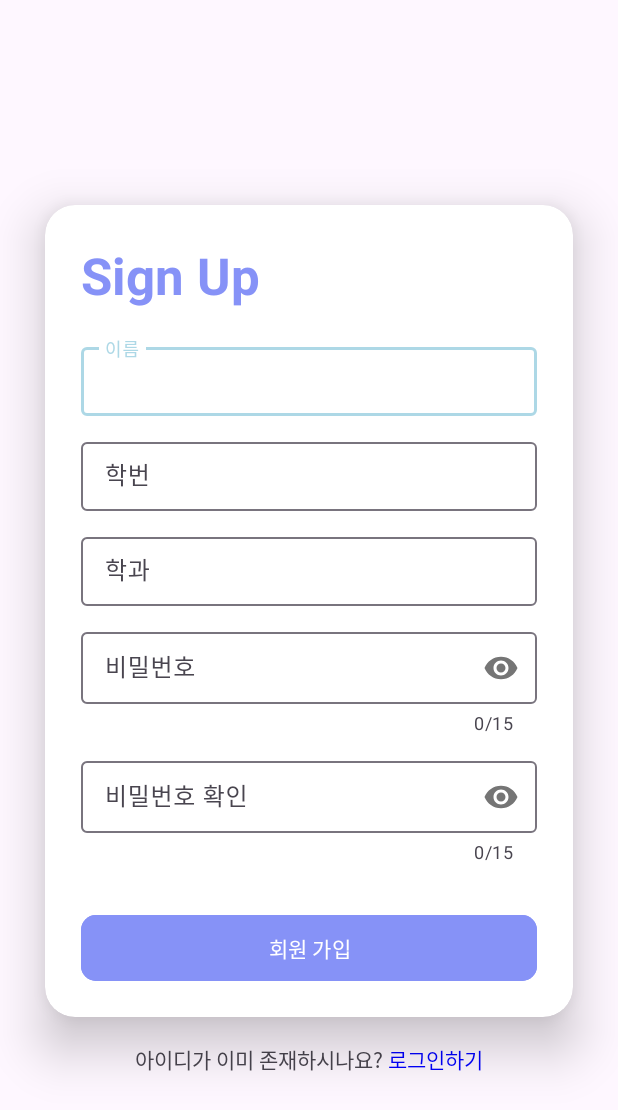
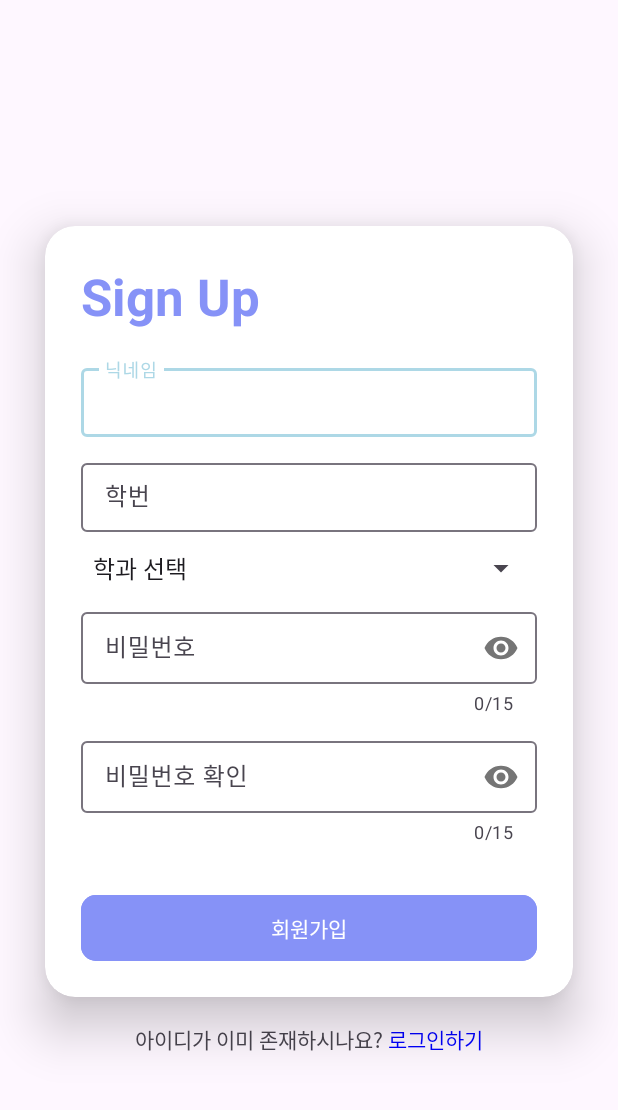
Before and after one commit to nyulnyul/ITC_09, an Android app: the RegisterActivity screen opened directly, with no data from a screen before it, on a phone screen of 412 x 824 dp. Shown: the top 1110 px of the screen. Run offline under Robolectric (Android 15) with nearby library versions, the phone set to English and light mode, and no system bars; our stand-ins replace Firebase (no records; nobody signed in at launch, a user with empty details on screens opened directly).

Commit message:
feat(register): 회원가입 양식 변경
- 이름 -> 닉네임 변경
- 학과입력을 드롭다운형식으로 변경

```diff
--- a/app/src/main/java/com/example/itc_football/view/RegisterActivity.kt
+++ b/app/src/main/java/com/example/itc_football/view/RegisterActivity.kt
@@ -14,6 +14,10 @@ class RegisterActivity : AppCompatActivity() {
 
     private lateinit var binding: RegisterActivityBinding
     private lateinit var firebaseAuth: FirebaseAuth
+//    private val departments = arrayOf("기계공학과", "기계설계공학과", "메카트로닉스공학과", "반도체기계정비학과", "조선기계공학과",
+//        "항공기계공학과", "자동차공학과", "전기공학과", "전자공학과", "컴퓨터정보공학과", "컴퓨터시스템공학과", "디지털마케팅공학과",
+//        "건설환경공학과", "공간정보빅데이터학과", "화학생명공학과", "재료공학과", "건축학과", "실내건축학과", "산업디자인학과",
+//        "패션디자인학과", "항공운항과", "항공경영학과", "관광경영학과", "경영비서학과", "호텔경영학과", "물류시스템학과", "스포츠헬스케어학과")
 
     override fun onCreate(savedInstanceState: Bundle?) {
         super.onCreate(savedInstanceState)
@@ -28,7 +32,7 @@ class RegisterActivity : AppCompatActivity() {
             val password = binding.regPassword.text.toString()
             val confirmPassword = binding.regCheckpassword.text.toString()
             val name = binding.regName.text.toString()
-            val dept = binding.regDept.text.toString()
+            val dept = binding.regDept.selectedItem.toString()
 
             if (email.isNotEmpty() && password.isNotEmpty() && confirmPassword.isNotEmpty() && name.isNotEmpty() && dept.isNotEmpty()) {
                 if (password == confirmPassword) {
--- a/app/src/main/res/layout/register_activity.xml
+++ b/app/src/main/res/layout/register_activity.xml
@@ -74,14 +74,22 @@
                 android:layout_height="wrap_content"
                 android:layout_marginTop="12dp">
 
-                <com.google.android.material.textfield.TextInputEditText
+<!--                <com.google.android.material.textfield.TextInputEditText-->
+<!--                    android:id="@+id/reg_dept"-->
+<!--                    android:layout_width="match_parent"-->
+<!--                    android:layout_height="wrap_content"-->
+<!--                    android:hint="@string/dept"-->
+<!--                    android:inputType="textEmailAddress"-->
+<!--                    android:paddingHorizontal="8dp"-->
+<!--                    android:paddingVertical="12dp" />-->
+
+                <Spinner
                     android:id="@+id/reg_dept"
                     android:layout_width="match_parent"
                     android:layout_height="wrap_content"
-                    android:hint="@string/dept"
-                    android:inputType="textEmailAddress"
-                    android:paddingHorizontal="8dp"
-                    android:paddingVertical="12dp" />
+                    android:entries="@array/departments"
+                    android:spinnerMode="dropdown"
+                    />
             </com.google.android.material.textfield.TextInputLayout>
 
             <com.google.android.material.textfield.TextInputLayout
--- a/app/src/main/res/values/arrays.sml.xml
+++ b/app/src/main/res/values/arrays.sml.xml
@@ -5,4 +5,40 @@
         <item>3</item>
         <item>4</item>
     </string-array>
+
+    <!-- private val departments = arrayOf("기계공학과", "기계설계공학과", "메카트로닉스공학과", "반도체기계정비학과", "조선기계공학과",
+    "항공기계공학과", "자동차공학과", "전기공학과", "전자공학과", "컴퓨터정보공학과", "컴퓨터시스템공학과", "디지털마케팅공학과",
+    "건설환경공학과", "공간정보빅데이터학과", "화학생명공학과", "재료공학과", "건축학과", "실내건축학과", "산업디자인학과",
+    "패션디자인학과", "항공운항과", "항공경영학과", "관광경영학과", "경영비서학과", "호텔경영학과", "물류시스템학과", "스포츠헬스케어학과") -->
+
+    <string-array name="departments">
+        <item>학과 선택</item>
+        <item>기계공학과</item>
+        <item>기계설계공학과</item>
+        <item>메카트로닉스공학과</item>
+        <item>반도체기계정비학과</item>
+        <item>조선기계공학과</item>
+        <item>항공기계공학과</item>
+        <item>자동차공학과</item>
+        <item>전기공학과</item>
+        <item>전자공학과</item>
+        <item>컴퓨터정보공학과</item>
+        <item>컴퓨터시스템공학과</item>
+        <item>디지털마케팅공학과</item>
+        <item>건설환경공학과</item>
+        <item>공간정보빅데이터학과</item>
+        <item>화학생명공학과</item>
+        <item>재료공학과</item>
+        <item>건축학과</item>
+        <item>실내건축학과</item>
+        <item>산업디자인학과</item>
+        <item>패션디자인학과</item>
+        <item>항공운항과</item>
+        <item>항공경영학과</item>
+        <item>관광경영학과</item>
+        <item>경영비서학과</item>
+        <item>호텔경영학과</item>
+        <item>물류시스템학과</item>
+        <item>스포츠헬스케어학과</item>
+    </string-array>
 </resources>
--- a/app/src/main/res/values/strings.xml
+++ b/app/src/main/res/values/strings.xml
@@ -1,10 +1,10 @@
 <resources>
     <string name="app_name">ITC_Football</string>
-    <string name="name">이름</string>
+    <string name="name">닉네임</string>
     <string name="email">학번</string>
     <string name="password">비밀번호</string>
     <string name="checkpassword">비밀번호 확인</string>
-    <string name="register">회원 가입</string>
+    <string name="register">회원가입</string>
     <string name="appname">인하공구</string>
     <string name="apppreview">인하 자취생들을 위한 공동구매</string>
     <string name="login">로그인</string>
```
